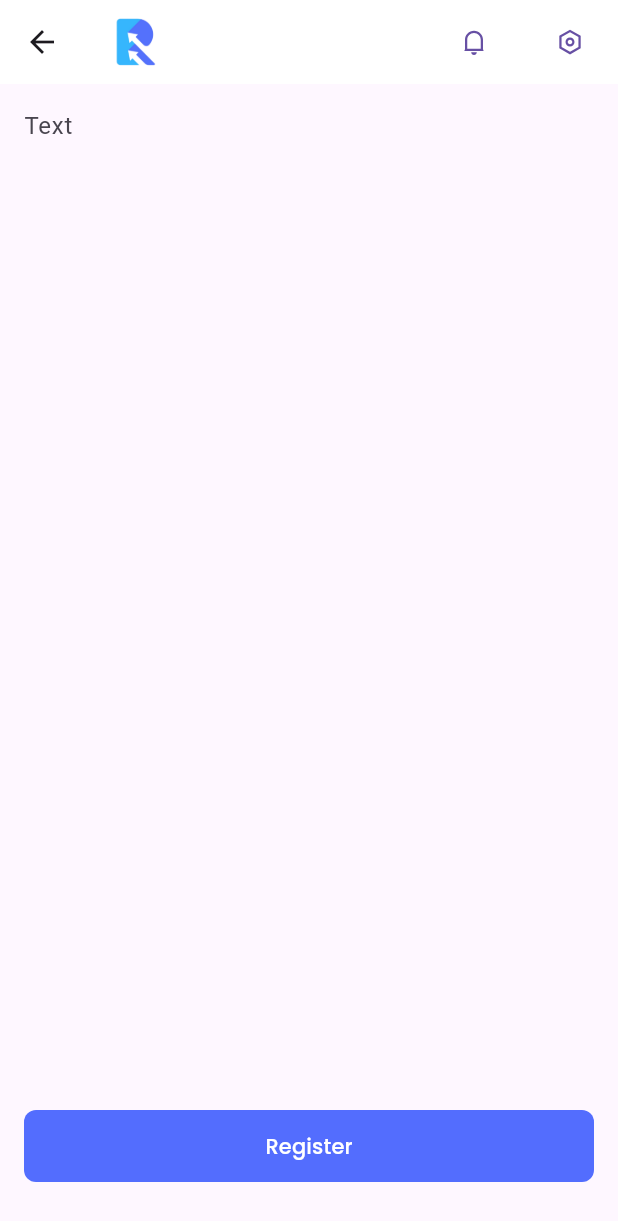
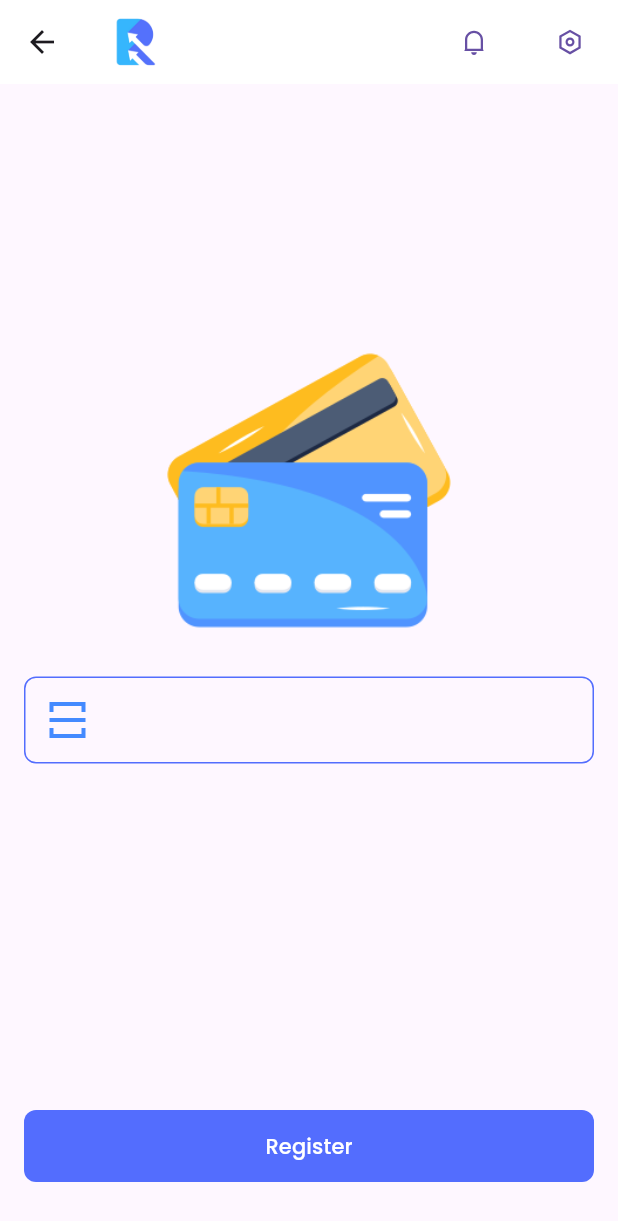
Before and after one commit to zaininijar/ruqudi_app, a Flutter app: the HomeView screen opened directly, after a tap on "Register your card to start payments", on a phone screen of 412 x 824 dp. Shown: the top 1221 px of the screen. Run offline on Flutter 3.47's test engine with Material 3 defaults, Android fonts, the light colour scheme and no system bars; our stand-ins replace google_fonts, introduction_screen, remixicon; generated files the repository leaves out were written again.

Commit message:
add register card

```diff
--- a/lib/src/home/home_view.dart
+++ b/lib/src/home/home_view.dart
@@ -13,18 +13,17 @@ class HomeView extends StatelessWidget {
       appBar: Navigation(
         appBar: AppBar(),
       ),
-      body: SafeArea(
-        child: Column(
+      body: Column(
         children: [
           const Spacer(
             flex: 1,
           ),
-            Image.asset('assets/images/credit-card.png'),
+          Image.asset('assets/images/real-bank-card.png'),
           const Spacer(
             flex: 1,
           ),
           Container(
-              margin: const EdgeInsets.symmetric(horizontal: 16),
+            margin: const EdgeInsets.symmetric(horizontal: 16, vertical: 36),
             width: double.infinity,
             decoration: BoxDecoration(
                 borderRadius: BorderRadius.circular(8),
@@ -53,7 +52,6 @@ class HomeView extends StatelessWidget {
           ),
         ],
       ),
-      ),
     );
   }
 }
--- a/lib/src/register_card/register_card.dart
+++ b/lib/src/register_card/register_card.dart
@@ -1,5 +1,6 @@
 import 'package:flutter/material.dart';
 import 'package:google_fonts/google_fonts.dart';
+import 'package:remixicon/remixicon.dart';
 import 'package:ruqudi_app/src/components/navigation.dart';
 
 class RegisterCard extends StatelessWidget {
@@ -14,18 +15,36 @@ class RegisterCard extends StatelessWidget {
       ),
       body: Column(
         children: <Widget>[
+          const Spacer(),
+          SizedBox(
+            width: 200,
+            child: Image.asset('assets/images/real-bank-card.png'),
+          ),
           Column(
             children: [
               Container(
-                margin: const EdgeInsets.symmetric(horizontal: 16),
-                child: TextFormField(
-                  decoration: const InputDecoration(
-                    labelText: "Text",
+                padding:
+                    const EdgeInsets.symmetric(horizontal: 12, vertical: 4),
+                decoration: BoxDecoration(
+                    border: Border.all(width: 1, color: Colors.indigoAccent),
+                    borderRadius: BorderRadius.circular(8)),
+                margin:
+                    const EdgeInsets.symmetric(horizontal: 16, vertical: 24),
+                child: const TextField(
+                  decoration: InputDecoration(
                     border: InputBorder.none,
-                    fillColor: Colors.white,
+                    contentPadding: EdgeInsets.symmetric(
+                      vertical: 12,
+                      horizontal: 0,
+                    ),
+                    icon: Icon(
+                      Remix.qr_scan_line,
+                      color: Colors.blueAccent,
+                      size: 32,
+                    ),
                   ),
                 ),
-              )
+              ),
             ],
           ),
           const Spacer(flex: 1),
@@ -33,15 +52,17 @@ class RegisterCard extends StatelessWidget {
             width: double.infinity,
             margin: const EdgeInsets.symmetric(horizontal: 16, vertical: 36),
             decoration: BoxDecoration(
-                color: Colors.indigoAccent,
-                borderRadius: BorderRadius.circular(8)),
+              color: Colors.indigoAccent,
+              borderRadius: BorderRadius.circular(8),
+            ),
             child: TextButton(
-                onPressed: () {},
-                child: Text(
-                  "Register",
-                  style: GoogleFonts.poppins(color: Colors.white),
-                )),
-          )
+              onPressed: () {},
+              child: Text(
+                "Register",
+                style: GoogleFonts.poppins(color: Colors.white),
+              ),
+            ),
+          ),
         ],
       ),
     );
--- a/pubspec.yaml
+++ b/pubspec.yaml
@@ -43,3 +43,5 @@ flutter:
     - assets/images/logo/logo-single.png
     - assets/images/logo/logo-inline.png
     - assets/images/credit-card.png
+    - assets/images/real-bank-card.png
+    - assets/images/scan-card.png
```
Also changed, not shown: assets/images/real-bank-card.png (added), assets/images/scan-card.png (added). Lines whose indentation alone changed are shown as unchanged.
